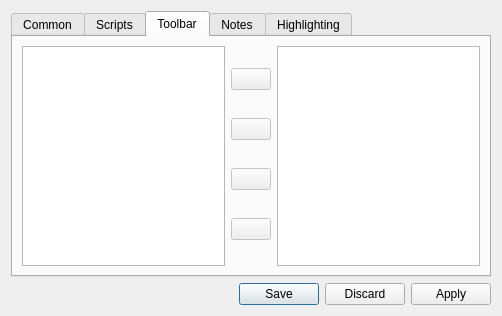
Above: configdialog.ui from proton/zNotes before the change. Below: the same form after it.
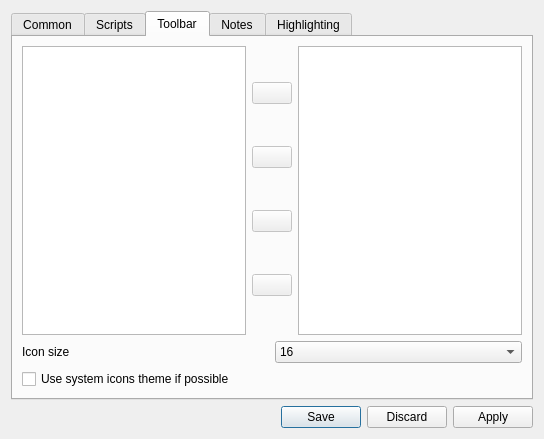
That is the form after the change. The open tabs and pages were chosen to show the change. Icons and pictures are not drawn.

Commit message: add icons controls to config form

Patch:
```diff
--- a/configdialog.ui
+++ b/configdialog.ui
@@ -6,8 +6,8 @@
    <rect>
     <x>0</x>
     <y>0</y>
-    <width>502</width>
-    <height>291</height>
+    <width>544</width>
+    <height>439</height>
    </rect>
   </property>
   <property name="windowTitle">
@@ -251,7 +251,11 @@
       <attribute name="title">
        <string>Toolbar</string>
       </attribute>
-      <layout class="QHBoxLayout" name="horizontalLayout_5">
+      <layout class="QVBoxLayout" name="verticalLayout_10">
+       <item>
+        <layout class="QVBoxLayout" name="verticalLayout_9">
+         <item>
+          <layout class="QHBoxLayout" name="horizontalLayout_10">
        <item>
         <widget class="QListView" name="listActions"/>
        </item>
@@ -317,6 +321,52 @@
        </item>
        <item>
         <widget class="QListView" name="listToolbarActions"/>
+           </item>
+          </layout>
+         </item>
+         <item>
+          <layout class="QHBoxLayout" name="horizontalLayout_9">
+           <item>
+            <widget class="QLabel" name="label_4">
+             <property name="text">
+              <string>Icon size</string>
+             </property>
+            </widget>
+           </item>
+           <item>
+            <widget class="QComboBox" name="cb_IconsSize">
+             <item>
+              <property name="text">
+               <string>16</string>
+              </property>
+             </item>
+             <item>
+              <property name="text">
+               <string>22</string>
+              </property>
+             </item>
+             <item>
+              <property name="text">
+               <string>32</string>
+              </property>
+             </item>
+             <item>
+              <property name="text">
+               <string>48</string>
+              </property>
+             </item>
+            </widget>
+           </item>
+          </layout>
+         </item>
+         <item>
+          <widget class="QCheckBox" name="cb_IconsUseSystemTheme">
+           <property name="text">
+            <string>Use system icons theme if possible</string>
+           </property>
+          </widget>
+         </item>
+        </layout>
        </item>
       </layout>
      </widget>
```
Lines whose indentation alone changed are shown as unchanged.
